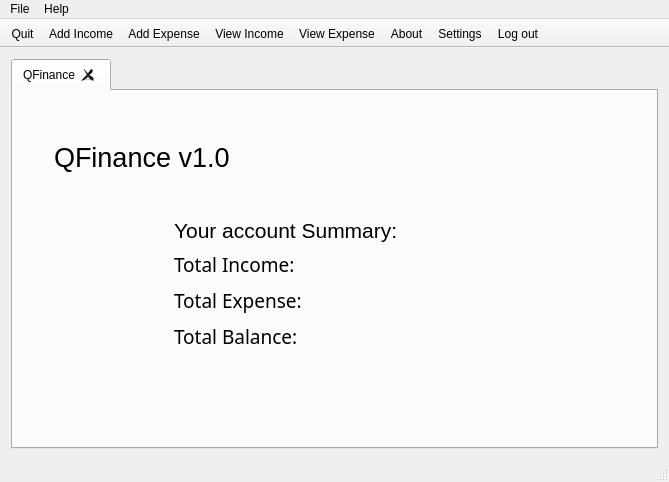
First picture: the form in mainwindow.ui, repository m-muhsin/QFinance, before the edit.
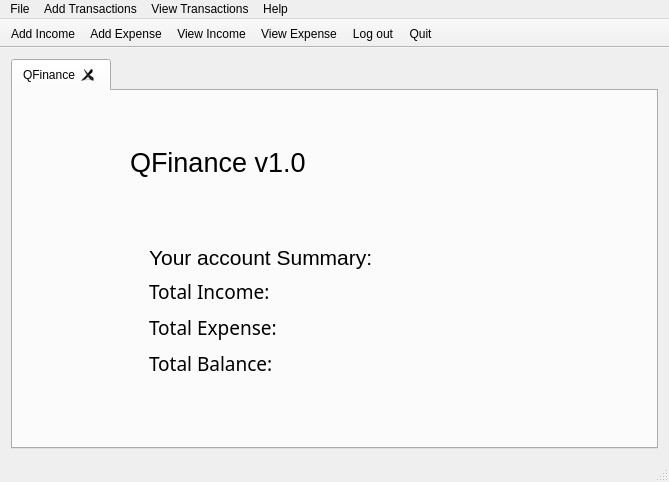
Second picture: the form after the edit. Icons and pictures are not drawn.

```diff
--- a/mainwindow.ui
+++ b/mainwindow.ui
@@ -35,42 +35,74 @@
         <string>QFinance</string>
        </attribute>
        <layout class="QGridLayout" name="gridLayout">
-        <item row="0" column="1" colspan="2">
-         <widget class="QLabel" name="lblHeading">
-          <property name="minimumSize">
-           <size>
-            <width>550</width>
-            <height>110</height>
-           </size>
+        <item row="0" column="0" rowspan="2" colspan="3">
+         <layout class="QHBoxLayout" name="horizontalLayout_5">
+          <property name="leftMargin">
+           <number>20</number>
           </property>
-          <property name="font">
-           <font>
-            <family>Segoe UI</family>
-            <pointsize>20</pointsize>
-           </font>
+          <property name="topMargin">
+           <number>20</number>
           </property>
-          <property name="text">
-           <string>QFinance v1.0</string>
-          </property>
-         </widget>
+          <item>
+           <widget class="QLabel" name="label_2">
+            <property name="maximumSize">
+             <size>
+              <width>80</width>
+              <height>80</height>
+             </size>
+            </property>
+            <property name="text">
+             <string/>
+            </property>
+            <property name="pixmap">
+             <pixmap resource="images.qrc">:/icons/qf-logo.png</pixmap>
+            </property>
+            <property name="scaledContents">
+             <bool>true</bool>
+            </property>
+            <property name="margin">
+             <number>0</number>
+            </property>
+           </widget>
+          </item>
+          <item>
+           <widget class="QLabel" name="lblHeading">
+            <property name="minimumSize">
+             <size>
+              <width>200</width>
+              <height>80</height>
+             </size>
+            </property>
+            <property name="font">
+             <font>
+              <family>Segoe UI</family>
+              <pointsize>20</pointsize>
+             </font>
+            </property>
+            <property name="text">
+             <string>QFinance v1.0</string>
+            </property>
+           </widget>
+          </item>
+         </layout>
         </item>
-        <item row="1" column="0">
-         <spacer name="horizontalSpacer">
+        <item row="3" column="2">
+         <spacer name="horizontalSpacer_2">
           <property name="orientation">
            <enum>Qt::Horizontal</enum>
           </property>
           <property name="sizeHint" stdset="0">
            <size>
-            <width>40</width>
+            <width>100</width>
             <height>20</height>
            </size>
           </property>
          </spacer>
         </item>
-        <item row="1" column="1">
+        <item row="3" column="0" colspan="2">
          <layout class="QGridLayout" name="gridLayout_2">
           <property name="leftMargin">
-           <number>120</number>
+           <number>125</number>
           </property>
           <item row="0" column="1">
            <widget class="QLabel" name="label">
@@ -229,20 +261,7 @@
           </item>
          </layout>
         </item>
-        <item row="1" column="2">
-         <spacer name="horizontalSpacer_2">
-          <property name="orientation">
-           <enum>Qt::Horizontal</enum>
-          </property>
-          <property name="sizeHint" stdset="0">
-           <size>
-            <width>250</width>
-            <height>20</height>
-           </size>
-          </property>
-         </spacer>
-        </item>
-        <item row="2" column="2">
+        <item row="4" column="0">
          <spacer name="verticalSpacer">
           <property name="orientation">
            <enum>Qt::Vertical</enum>
@@ -250,6 +269,32 @@
           <property name="sizeHint" stdset="0">
            <size>
             <width>20</width>
+            <height>61</height>
+           </size>
+          </property>
+         </spacer>
+        </item>
+        <item row="1" column="1">
+         <spacer name="verticalSpacer_2">
+          <property name="orientation">
+           <enum>Qt::Vertical</enum>
+          </property>
+          <property name="sizeHint" stdset="0">
+           <size>
+            <width>20</width>
+            <height>40</height>
+           </size>
+          </property>
+         </spacer>
+        </item>
+        <item row="2" column="0">
+         <spacer name="verticalSpacer_3">
+          <property name="orientation">
+           <enum>Qt::Vertical</enum>
+          </property>
+          <property name="sizeHint" stdset="0">
+           <size>
+            <width>20</width>
             <height>40</height>
            </size>
           </property>
@@ -283,7 +328,23 @@
     <addaction name="actionAbout"/>
     <addaction name="actionAbout_Qt"/>
    </widget>
+   <widget class="QMenu" name="menuView">
+    <property name="title">
+     <string>View Transactions</string>
+    </property>
+    <addaction name="actionView_Income"/>
+    <addaction name="actionView_Expense"/>
+   </widget>
+   <widget class="QMenu" name="menuAdd_Transactions">
+    <property name="title">
+     <string>Add Transactions</string>
+    </property>
+    <addaction name="actionAdd_Income"/>
+    <addaction name="actionAdd_Expense"/>
+   </widget>
    <addaction name="menuFile"/>
+   <addaction name="menuAdd_Transactions"/>
+   <addaction name="menuView"/>
    <addaction name="menuHelp"/>
   </widget>
   <widget class="QToolBar" name="mainToolBar">
@@ -296,14 +357,12 @@
    <attribute name="toolBarBreak">
     <bool>false</bool>
    </attribute>
-   <addaction name="actionQuit"/>
    <addaction name="actionAdd_Income"/>
    <addaction name="actionAdd_Expense"/>
    <addaction name="actionView_Income"/>
    <addaction name="actionView_Expense"/>
-   <addaction name="actionAbout"/>
-   <addaction name="actionSettings"/>
    <addaction name="actionLog_out"/>
+   <addaction name="actionQuit"/>
   </widget>
   <widget class="QStatusBar" name="statusBar"/>
   <action name="actionQuit">
```
Left out of the diff: 4 changed lines with no effect on the pictures.
